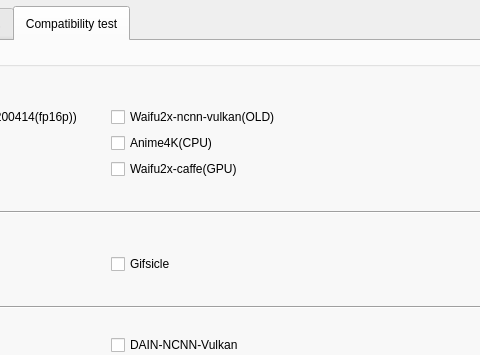
Before: the Qt Designer form SRC/Waifu2x-Extension-QT/mainwindow.ui in AaronFeng753/Waifu2x-Extension-GUI, drawn with Qt 5; both pictures show x 440 to 920 and y 0 to 355 of the 1096 by 797 pixel window.
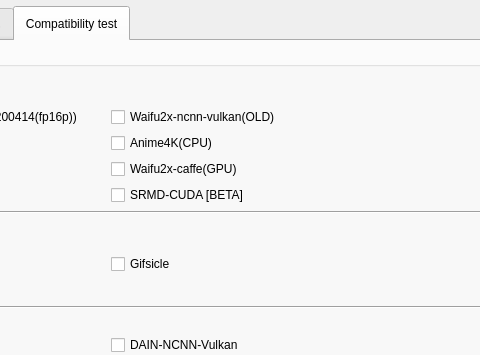
After: the same form once the commit is applied. The open tabs and pages were chosen to show the change. Icons and pictures are not drawn.

Commit message:
NEW Engine: SRMD-CUDA(@MrZihan)
https://github.com/MrZihan/Super-resolution-SR-CUDA

Diff of the .ui file:
```diff
--- a/SRC/Waifu2x-Extension-QT/mainwindow.ui
+++ b/SRC/Waifu2x-Extension-QT/mainwindow.ui
@@ -10899,6 +10899,13 @@
               </property>
              </widget>
             </item>
+            <item row="4" column="2">
+             <widget class="QCheckBox" name="checkBox_isCompatible_SRMD_CUDA">
+              <property name="text">
+               <string>SRMD-CUDA [BETA]</string>
+              </property>
+             </widget>
+            </item>
            </layout>
           </widget>
          </item>
```
Left out of the diff: 15 changed lines with no effect on the pictures. The commit also changes 9 other files.
